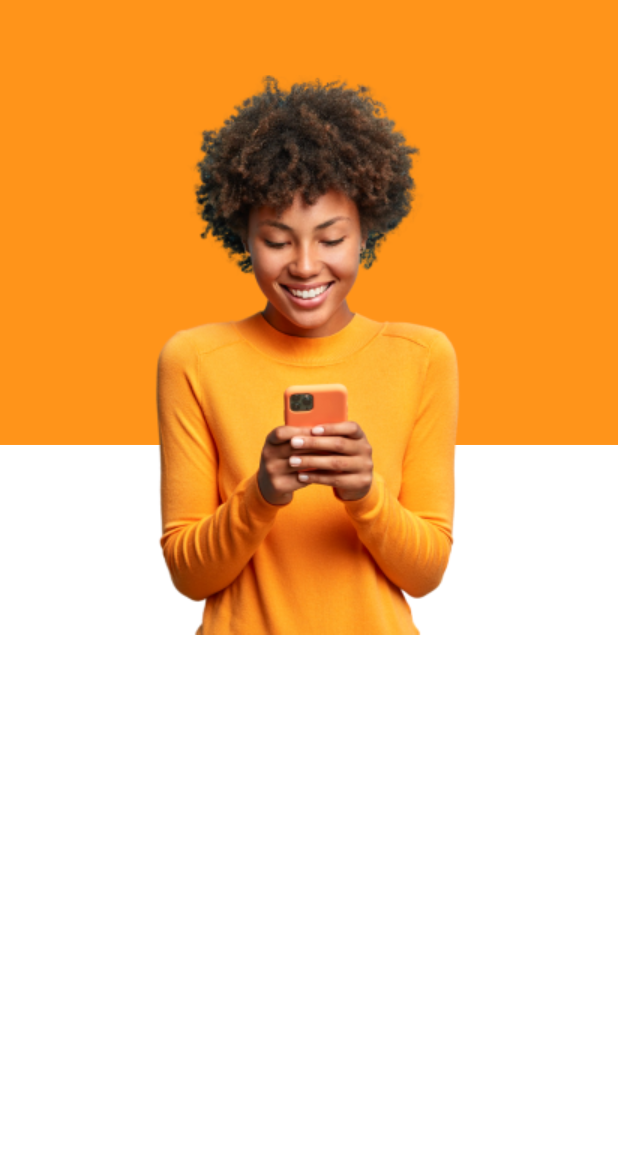
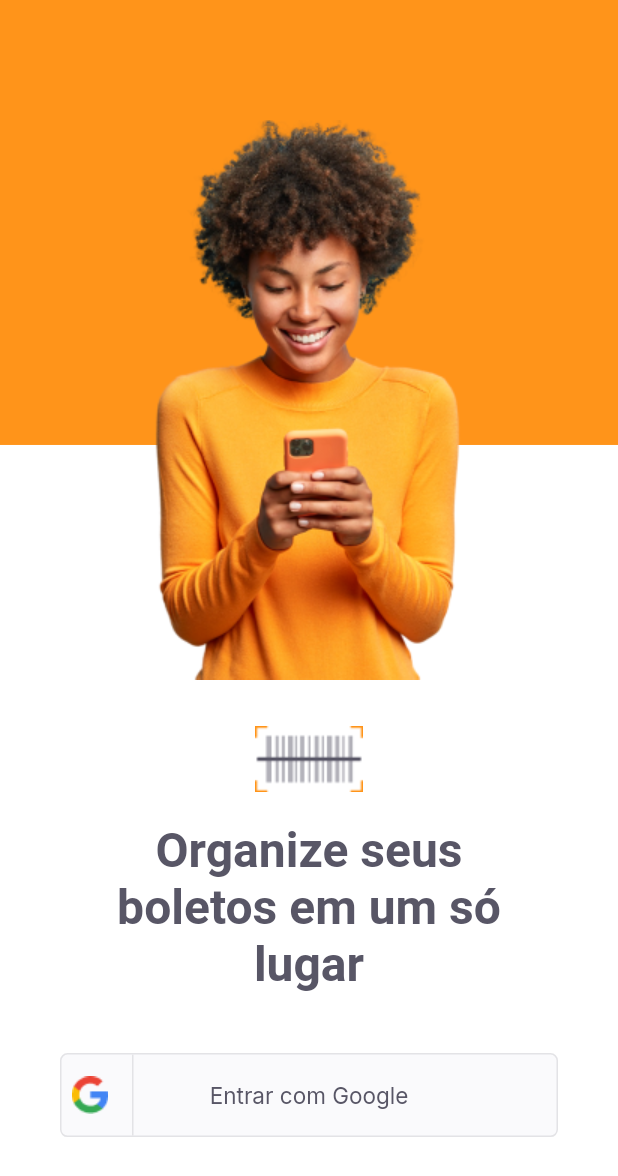
Before and after one commit to Raise-Hub/payflow, a Flutter app: the screen it shows after launch, on a phone screen of 412 x 824 dp. Shown: the top 1176 px of the screen. Run offline on Flutter 3.47's test engine with Material 2 defaults, Android fonts, the phone set to English and light mode, and no system bars; our stand-ins replace google_fonts.

Commit message:
payflow-login-page

```diff
--- a/lib/main.dart
+++ b/lib/main.dart
@@ -1,4 +1,5 @@
 import 'package:flutter/material.dart';
+import 'package:payflow/modules/home/home_page.dart';
 import 'package:payflow/modules/login/login_page.dart';
 import 'package:payflow/modules/splash/splash_page.dart';
 import 'package:payflow/shared/themes/app_colors.dart';
--- /dev/null
+++ b/lib/modules/home/home_page.dart
@@ -0,0 +1,12 @@
+import 'package:flutter/material.dart';
+
+class HomePage extends StatelessWidget {
+  const HomePage({ Key? key }) : super(key: key);
+
+  @override
+  Widget build(BuildContext context) {
+    return Scaffold(
+      appBar: AppBar(title: const Text("HomePage")),
+    );
+  }
+}
--- a/lib/modules/login/login_page.dart
+++ b/lib/modules/login/login_page.dart
@@ -1,6 +1,8 @@
 import 'package:flutter/material.dart';
 import 'package:payflow/shared/themes/app_colors.dart';
 import 'package:payflow/shared/themes/app_images.dart';
+import 'package:payflow/shared/themes/app_text_styles.dart';
+import 'package:payflow/shared/widgets/social_login/social_login_button.dart';
 
 class LoginPage extends StatefulWidget {
   const LoginPage({ Key? key }) : super(key: key);
@@ -26,13 +28,41 @@ class _LoginPageState extends State<LoginPage> {
               color: AppColors.primary,
             ),
             Positioned(
-              top: 50,
+              top: 80,
               left: 0,
               right: 0,
               child: Image.asset(
                 AppImages.person,
                 width: 208,
                 height: 373
+              )
+            ),
+            Positioned(
+              bottom: size.height * 0.08,
+              left: 0,
+              right: 0,
+              child: Column(
+                mainAxisAlignment: MainAxisAlignment.center,
+                crossAxisAlignment: CrossAxisAlignment.center,
+                children: [
+                  Image.asset(AppImages.logomini),
+                  Padding(
+                    padding: const EdgeInsets.only(
+                      top: 20,
+                      left: 70,
+                      right: 70
+                    ),
+                    child: Text('Organize seus boletos em um só lugar', textAlign: TextAlign.center, style: TextStyles.titleHome),
+                  ),
+                  Padding(
+                    padding: const EdgeInsets.only(top: 40, left: 40, right: 40),
+                    child: SocialLoginButton(
+                      onTap: () {
+                        print("CLICK");
+                      },
+                    ),
+                  )
+                ],
               )
             )
           ],
--- /dev/null
+++ b/lib/shared/widgets/social_login/social_login_button.dart
@@ -0,0 +1,55 @@
+import 'package:flutter/material.dart';
+import 'package:payflow/shared/themes/app_colors.dart';
+import 'package:payflow/shared/themes/app_images.dart';
+import 'package:payflow/shared/themes/app_text_styles.dart';
+
+class SocialLoginButton extends StatelessWidget {
+  final VoidCallback onTap;
+  const SocialLoginButton({ Key? key, required this.onTap }) : super(key: key);
+
+  @override
+  Widget build(BuildContext context) {
+    return InkWell(
+      onTap: onTap,
+      child: Container(
+        height: 56,
+        decoration: BoxDecoration(
+          color: AppColors.shape,
+          borderRadius: BorderRadius.circular(5),
+          border: Border.fromBorderSide(BorderSide(color: AppColors.stroke))
+        ),
+        child: Row(
+          children: [
+            Expanded(flex: 1, child: Row(
+              mainAxisAlignment: MainAxisAlignment.center,
+              children: [
+                Image.asset(AppImages.google),
+                const SizedBox(
+                  width: 16,
+                ),
+                Container(
+                  height: 56,
+                  width: 1,
+                  color: AppColors.stroke,
+                )
+              ],
+            )),
+            Expanded(
+              flex: 4,
+              child: Row(
+                mainAxisAlignment: MainAxisAlignment.center,
+                children: [
+                  Text("Entrar com Google",
+                  style: TextStyles.buttonGray,),
+                ],
+              )
+            ),
+            Expanded(
+              child: Container(),
+            )
+          ],
+        ),
+      ),
+    );
+  }
+}
```
